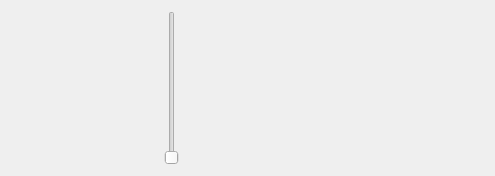
This is Qt/my_programm/_For_tests/src/mainbox/ui/mainbox.ui in RinatB2017/mega_GIT as Qt 5 draws it before an edit. The edited form follows.
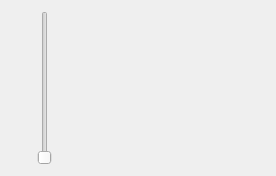
This is the edited form. Custom widgets are drawn as their Qt base class.

Diff of the .ui file:
```diff
--- a/Qt/my_programm/_For_tests/src/mainbox/ui/mainbox.ui
+++ b/Qt/my_programm/_For_tests/src/mainbox/ui/mainbox.ui
@@ -6,7 +6,7 @@
    <rect>
     <x>0</x>
     <y>0</y>
-    <width>495</width>
+    <width>276</width>
     <height>176</height>
    </rect>
   </property>
@@ -39,10 +39,17 @@
     </widget>
    </item>
    <item>
-    <widget class="QHexEdit" name="hex_widget" native="true"/>
-   </item>
-   <item>
-    <widget class="HexView16" name="hv_widget" native="true"/>
+    <spacer name="horizontalSpacer">
+     <property name="orientation">
+      <enum>Qt::Horizontal</enum>
+     </property>
+     <property name="sizeHint" stdset="0">
+      <size>
+       <width>40</width>
+       <height>20</height>
+      </size>
+     </property>
+    </spacer>
    </item>
   </layout>
  </widget>
@@ -53,18 +60,6 @@
    <header>safe.hpp</header>
    <container>1</container>
   </customwidget>
-  <customwidget>
-   <class>QHexEdit</class>
-   <extends>QWidget</extends>
-   <header>qhexedit.h</header>
-   <container>1</container>
-  </customwidget>
-  <customwidget>
-   <class>HexView16</class>
-   <extends>QWidget</extends>
-   <header>hexview16.hpp</header>
-   <container>1</container>
-  </customwidget>
  </customwidgets>
  <resources/>
  <connections/>
```
